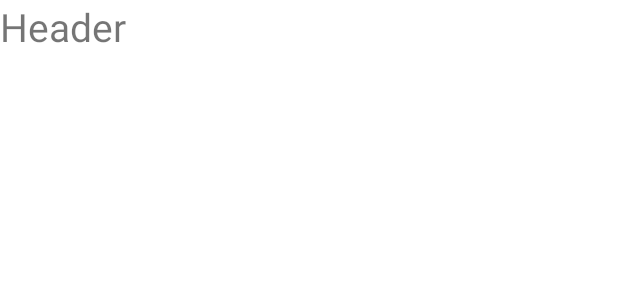
After one commit to SEKI-YUTA/Android_SimpleGallery, an Android app: the layout drawer_header.xml on its own in the app's theme, with its tools: preview values and no code run, on a phone screen of 412 x 824 dp. The commit adds this screen. Shown: the top 300 px of the screen. Run offline under Robolectric (Android 15) with nearby library versions, the phone set to English and light mode, and no system bars.

Commit message:
add drawer menu and share image feature

```diff
--- a/app/src/main/AndroidManifest.xml
+++ b/app/src/main/AndroidManifest.xml
@@ -4,6 +4,7 @@
     package="com.example.galleryapp">
 
     <uses-permission android:name="android.permission.READ_EXTERNAL_STORAGE" />
+    <uses-permission android:name="android.permission.WRITE_EXTERNAL_STORAGE" />
 
     <application
         android:allowBackup="true"
@@ -20,6 +21,7 @@
             android:exported="false" />
         <activity
             android:name=".MainActivity"
+            android:theme="@style/Theme.Main"
             android:exported="true">
             <intent-filter>
                 <action android:name="android.intent.action.MAIN" />
--- /dev/null
+++ b/app/src/main/res/drawable/ic_baseline_edit_24.xml
@@ -0,0 +1,5 @@
+<vector android:height="24dp" android:tint="#ECECEC"
+    android:viewportHeight="24" android:viewportWidth="24"
+    android:width="24dp" xmlns:android="http://schemas.android.com/apk/res/android">
+    <path android:fillColor="@android:color/white" android:pathData="M3,17.25V21h3.75L17.81,9.94l-3.75,-3.75L3,17.25zM20.71,7.04c0.39,-0.39 0.39,-1.02 0,-1.41l-2.34,-2.34c-0.39,-0.39 -1.02,-0.39 -1.41,0l-1.83,1.83 3.75,3.75 1.83,-1.83z"/>
+</vector>
--- /dev/null
+++ b/app/src/main/res/drawable/ic_baseline_person_24.xml
@@ -0,0 +1,5 @@
+<vector android:height="24dp" android:tint="#ECECEC"
+    android:viewportHeight="24" android:viewportWidth="24"
+    android:width="24dp" xmlns:android="http://schemas.android.com/apk/res/android">
+    <path android:fillColor="@android:color/white" android:pathData="M12,12c2.21,0 4,-1.79 4,-4s-1.79,-4 -4,-4 -4,1.79 -4,4 1.79,4 4,4zM12,14c-2.67,0 -8,1.34 -8,4v2h16v-2c0,-2.66 -5.33,-4 -8,-4z"/>
+</vector>
--- /dev/null
+++ b/app/src/main/res/drawable/ic_baseline_share_24.xml
@@ -0,0 +1,5 @@
+<vector android:height="24dp" android:tint="#ECECEC"
+    android:viewportHeight="24" android:viewportWidth="24"
+    android:width="24dp" xmlns:android="http://schemas.android.com/apk/res/android">
+    <path android:fillColor="@android:color/white" android:pathData="M18,16.08c-0.76,0 -1.44,0.3 -1.96,0.77L8.91,12.7c0.05,-0.23 0.09,-0.46 0.09,-0.7s-0.04,-0.47 -0.09,-0.7l7.05,-4.11c0.54,0.5 1.25,0.81 2.04,0.81 1.66,0 3,-1.34 3,-3s-1.34,-3 -3,-3 -3,1.34 -3,3c0,0.24 0.04,0.47 0.09,0.7L8.04,9.81C7.5,9.31 6.79,9 6,9c-1.66,0 -3,1.34 -3,3s1.34,3 3,3c0.79,0 1.5,-0.31 2.04,-0.81l7.12,4.16c-0.05,0.21 -0.08,0.43 -0.08,0.65 0,1.61 1.31,2.92 2.92,2.92 1.61,0 2.92,-1.31 2.92,-2.92s-1.31,-2.92 -2.92,-2.92z"/>
+</vector>
--- /dev/null
+++ b/app/src/main/res/layout/drawer_header.xml
@@ -0,0 +1,12 @@
+<?xml version="1.0" encoding="utf-8"?>
+<LinearLayout xmlns:android="http://schemas.android.com/apk/res/android"
+    android:orientation="vertical"
+    android:layout_width="match_parent"
+    android:layout_height="match_parent">
+    <TextView
+        android:layout_width="match_parent"
+        android:layout_height="wrap_content"
+        android:text="Header"
+        android:textSize="26sp"
+        />
+</LinearLayout>
--- a/app/src/main/res/values/strings.xml
+++ b/app/src/main/res/values/strings.xml
@@ -1,3 +1,5 @@
 <resources>
     <string name="app_name">GalleryApp</string>
+    <string name="open_drawer">Open Drawer Menu</string>
+    <string name="close_drawer">Close Drawer Menu</string>
 </resources>
--- a/app/src/main/res/values/themes.xml
+++ b/app/src/main/res/values/themes.xml
@@ -1,6 +1,19 @@
 <resources xmlns:tools="http://schemas.android.com/tools">
     <!-- Base application theme. -->
-    <style name="Theme.GalleryApp" parent="Theme.MaterialComponents.DayNight.NoActionBar">
+    <style name="Theme.Main" parent="Theme.MaterialComponents.DayNight.DarkActionBar">
+        <!-- Primary brand color. -->
+        <item name="colorPrimary">#C3C3C3</item>
+        <item name="colorPrimaryVariant">#8D8D8D</item>
+        <item name="colorOnPrimary">@color/white</item>
+        <!-- Secondary brand color. -->
+        <item name="colorSecondary">@color/teal_200</item>
+        <item name="colorSecondaryVariant">@color/teal_700</item>
+        <item name="colorOnSecondary">@color/black</item>
+        <!-- Status bar color. -->
+        <item name="android:statusBarColor" tools:targetApi="l">?attr/colorPrimaryVariant</item>
+        <!-- Customize your theme here. -->
+    </style>
+    <style name="Theme.GalleryApp" parent="Theme.MaterialComponents.DayNight.DarkActionBar">
         <!-- Primary brand color. -->
         <item name="colorPrimary">#C3C3C3</item>
         <item name="colorPrimaryVariant">#8D8D8D</item>
```
Also changed, not shown: app/src/main/java/com/example/galleryapp/ImageDetailActivity.java (+15 -1 lines), app/src/main/java/com/example/galleryapp/MainActivity.java (+46 -2 lines), app/src/main/res/layout/activity_image_detail.xml (+25 -3 lines), app/src/main/res/layout/activity_main.xml (+18 -5 lines), app/src/main/res/menu/nav_menu.xml (added, +7 -0 lines).
